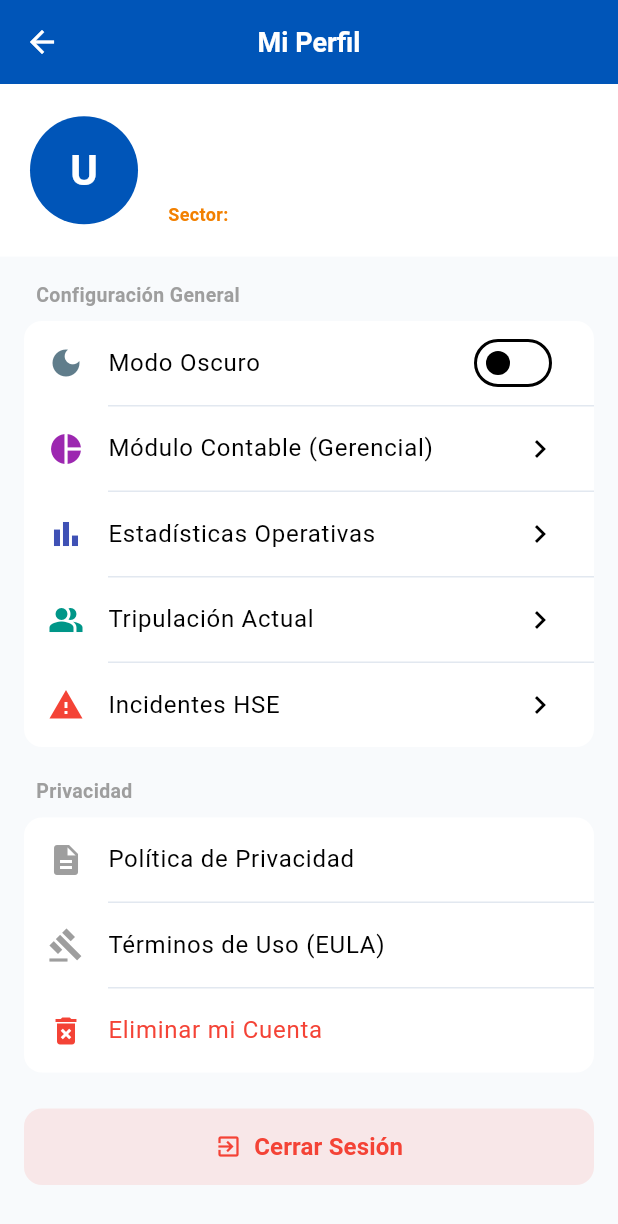
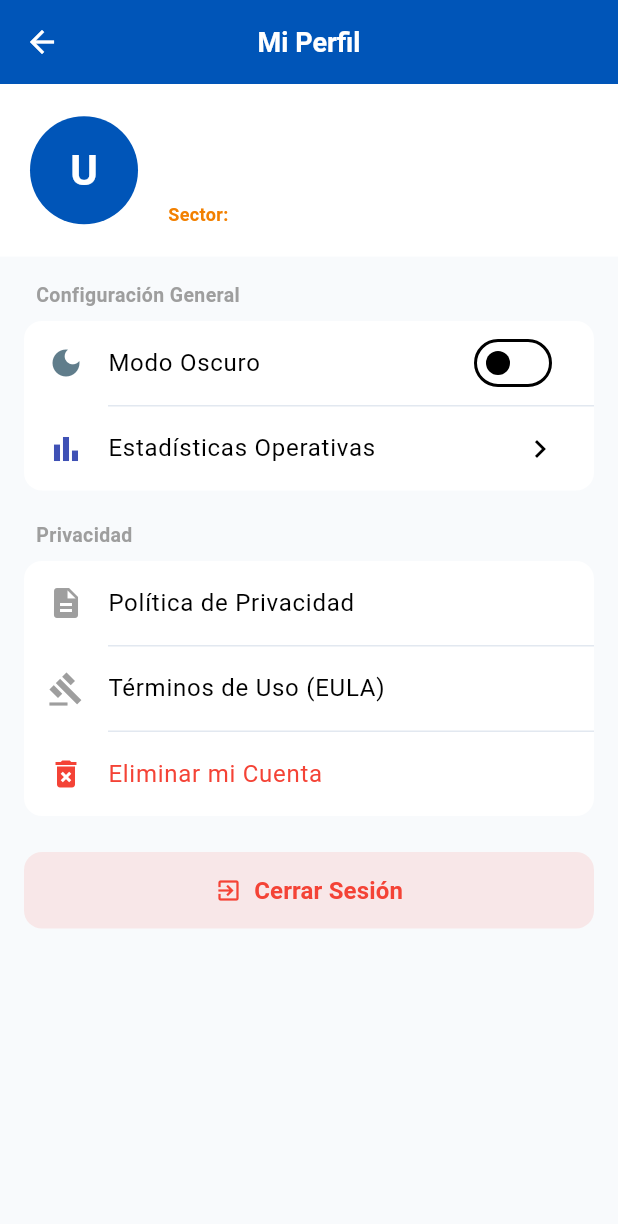
Before and after one commit to elevensistemas/naviera_app, a Flutter app: the MainTabView screen opened directly, in the side drawer, after a tap on "Mi perfil", on a phone screen of 412 x 824 dp. Shown: the top 1224 px of the screen. Run offline on Flutter 3.47's test engine with Material 3 defaults, Android fonts, the phone set to English and light mode, and no system bars; our stand-ins replace chewie, flutter_secure_storage, flutter_svg, flutter_tts, image_picker, shared_preferences and 2 more; missing offline and left inert: dart:html, dart:ui_web; accounts and stored records are empty; network calls fail.

Commit message:
remover tripulacion

```diff
--- a/naviera_cruz_app/lib/app/drawer_widget.dart
+++ b/naviera_cruz_app/lib/app/drawer_widget.dart
@@ -3,7 +3,6 @@ import 'package:provider/provider.dart';
 import '../core/storage.dart';
 import 'theme.dart';
 import '../modules/profile/profile_view.dart';
-import '../modules/crew/crew_list_view.dart';
 
 class NavieraDrawer extends StatelessWidget {
   const NavieraDrawer({super.key});
@@ -165,23 +164,6 @@ class NavieraDrawer extends StatelessWidget {
                   const Divider(height: 1, indent: 56, color: Color(0xFFF1F5F9)),
 
                   ListTile(
-                    leading: const Icon(Icons.people_alt_outlined, color: ColorTheme.primary),
-                    title: const Text(
-                      "Tripulación",
-                      style: TextStyle(fontWeight: FontWeight.w600, fontSize: 15),
-                    ),
-                    trailing: const Icon(Icons.chevron_right, size: 18),
-                    onTap: () {
-                      Navigator.pop(context); // Close drawer
-                      Navigator.push(
-                        context,
-                        MaterialPageRoute(builder: (_) => const CrewListView()),
-                      );
-                    },
-                  ),
-                  const Divider(height: 1, indent: 56, color: Color(0xFFF1F5F9)),
-
-                  ListTile(
                     leading: const Icon(Icons.settings_outlined, color: ColorTheme.primary),
                     title: const Text(
                       "Configuración",
--- a/naviera_cruz_app/lib/modules/profile/profile_view.dart
+++ b/naviera_cruz_app/lib/modules/profile/profile_view.dart
@@ -4,10 +4,7 @@ import 'package:url_launcher/url_launcher.dart';
 import '../../core/storage.dart';
 import '../../services/services.dart';
 import '../../app/theme.dart';
-import '../finance/finance_view.dart';
 import '../stats/stats_view.dart';
-import '../crew/crew_list_view.dart';
-import '../incidents/incident_list_view.dart';
 
 class ProfileView extends StatefulWidget {
   const ProfileView({super.key});
@@ -156,7 +153,7 @@ class _ProfileViewState extends State<ProfileView> {
                                   fontWeight: FontWeight.bold,
                                   color: Colors.white,
                                 ),
-                              ),
+                               ),
                             ),
                     ),
                   ),
@@ -209,18 +206,6 @@ class _ProfileViewState extends State<ProfileView> {
                 ),
                 const Divider(height: 1, indent: 56),
                 ListTile(
-                  leading: const Icon(Icons.pie_chart, color: Colors.purple),
-                  title: const Text("Módulo Contable (Gerencial)"),
-                  trailing: const Icon(Icons.chevron_right),
-                  onTap: () {
-                    Navigator.push(
-                      context,
-                      MaterialPageRoute(builder: (_) => const FinanceView()),
-                    );
-                  },
-                ),
-                const Divider(height: 1, indent: 56),
-                ListTile(
                   leading: const Icon(Icons.bar_chart, color: Colors.indigo),
                   title: const Text("Estadísticas Operativas"),
                   trailing: const Icon(Icons.chevron_right),
@@ -228,30 +213,6 @@ class _ProfileViewState extends State<ProfileView> {
                     Navigator.push(
                       context,
                       MaterialPageRoute(builder: (_) => const StatsView()),
-                    );
-                  },
-                ),
-                const Divider(height: 1, indent: 56),
-                ListTile(
-                  leading: const Icon(Icons.people_alt, color: Colors.teal),
-                  title: const Text("Tripulación Actual"),
-                  trailing: const Icon(Icons.chevron_right),
-                  onTap: () {
-                    Navigator.push(
-                      context,
-                      MaterialPageRoute(builder: (_) => const CrewListView()),
-                    );
-                  },
-                ),
-                const Divider(height: 1, indent: 56),
-                ListTile(
-                  leading: const Icon(Icons.warning, color: ColorTheme.danger),
-                  title: const Text("Incidentes HSE"),
-                  trailing: const Icon(Icons.chevron_right),
-                  onTap: () {
-                    Navigator.push(
-                      context,
-                      MaterialPageRoute(builder: (_) => const IncidentListView()),
                     );
                   },
                 ),
```
